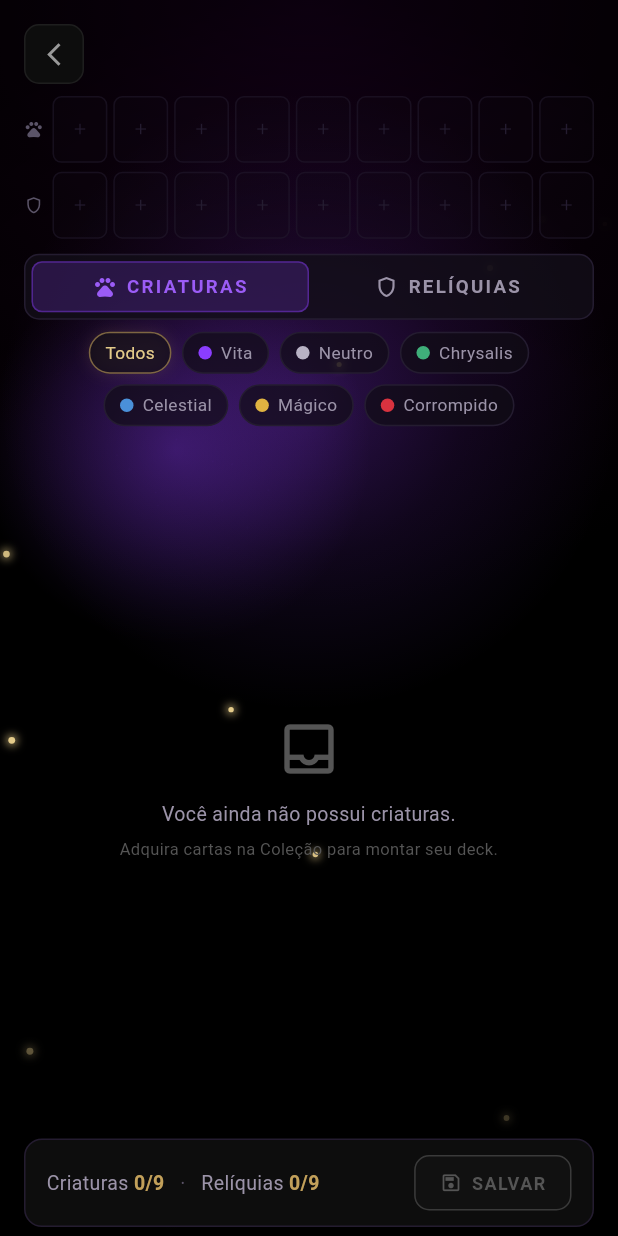
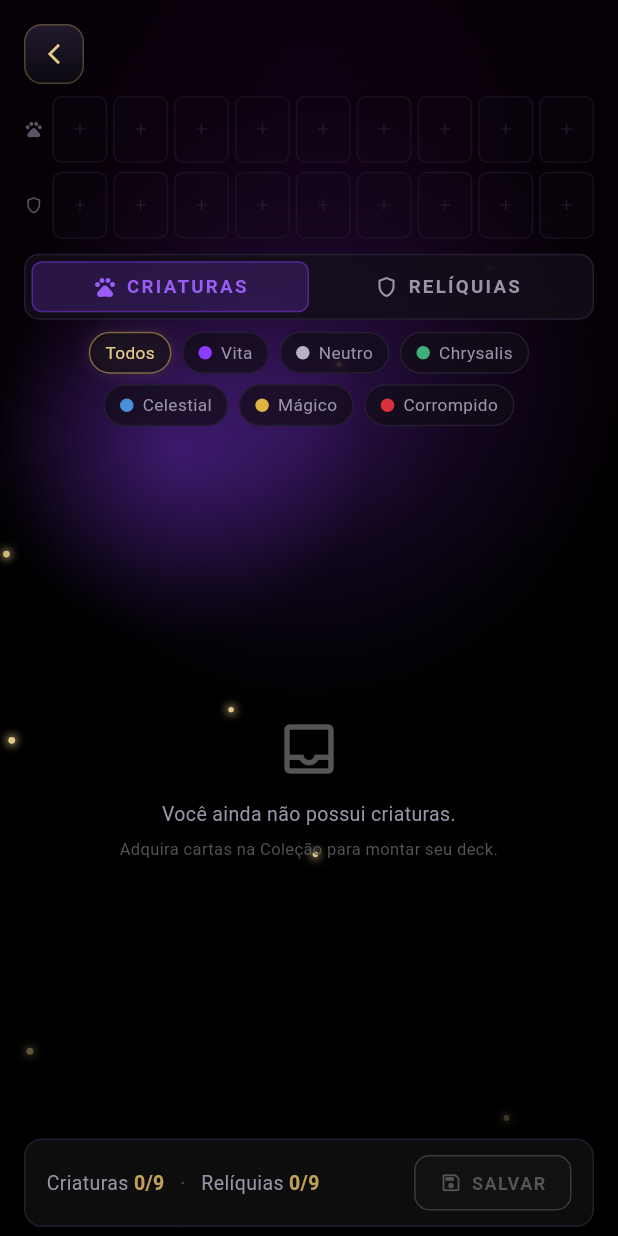
Before and after one commit to NoHeroe/App_Noheroes, a Flutter app: the DeckBuilderScreen screen opened by its route, on a phone screen of 412 x 824 dp. Run offline on Flutter 3.47's test engine with Material 3 defaults, Android fonts, the phone set to English and light mode, and no system bars; our stand-ins replace drift, flutter_animate, flutter_local_notifications, flutter_riverpod, go_router, google_fonts and 3 more; missing offline and left inert: flutter_3d_controller; accounts and stored records are empty.

Commit message:
feat(ui): back button padrao (NhBackButton) em biblioteca, pacotes, colecao e deck
Essas 4 telas usavam botoes de voltar customizados (GestureDetector+Container)
em vez do NhBackButton padronizado. Navegacao preservada: deck/colecao usam
canPop?pop:go, hub da biblioteca volta pro Santuario.

Co-Authored-By: Claude Opus 4.8 <noreply@anthropic.com>

```diff
--- a/lib/presentation/card_game/screens/deck_builder_screen.dart
+++ b/lib/presentation/card_game/screens/deck_builder_screen.dart
@@ -9,6 +9,7 @@ import '../../../domain/card_game/card_catalog.dart';
 import '../../../domain/card_game/card_models.dart';
 import '../card_ownership.dart';
 import '../deck_repository.dart';
+import '../../shared/widgets/nh_back_button.dart';
 import '../widgets/game_card_face.dart';
 import '../../shared/widgets/nh_atmosphere.dart';
 
@@ -167,20 +168,9 @@ class _DeckBuilderScreenState extends ConsumerState<DeckBuilderScreen> {
       padding: const EdgeInsets.fromLTRB(16, 16, 16, 0),
       child: Row(
         children: [
-          GestureDetector(
+          NhBackButton(
             onTap: () =>
                 context.canPop() ? context.pop() : context.go('/library'),
-            child: Container(
-              width: 40,
-              height: 40,
-              decoration: BoxDecoration(
-                border: Border.all(color: AppColors.border),
-                borderRadius: BorderRadius.circular(10),
-                color: AppColors.surface,
-              ),
-              child: const Icon(Icons.arrow_back_ios_new,
-                  color: AppColors.textSecondary, size: 18),
-            ),
           ),
         ],
       ),
```
Also changed, not shown: lib/presentation/card_game/screens/packs_screen.dart (+3 -17 lines), lib/presentation/library/screens/library_screen.dart (+2 -19 lines), lib/presentation/library/widgets/library_cards_section.dart (+2 -18 lines).
